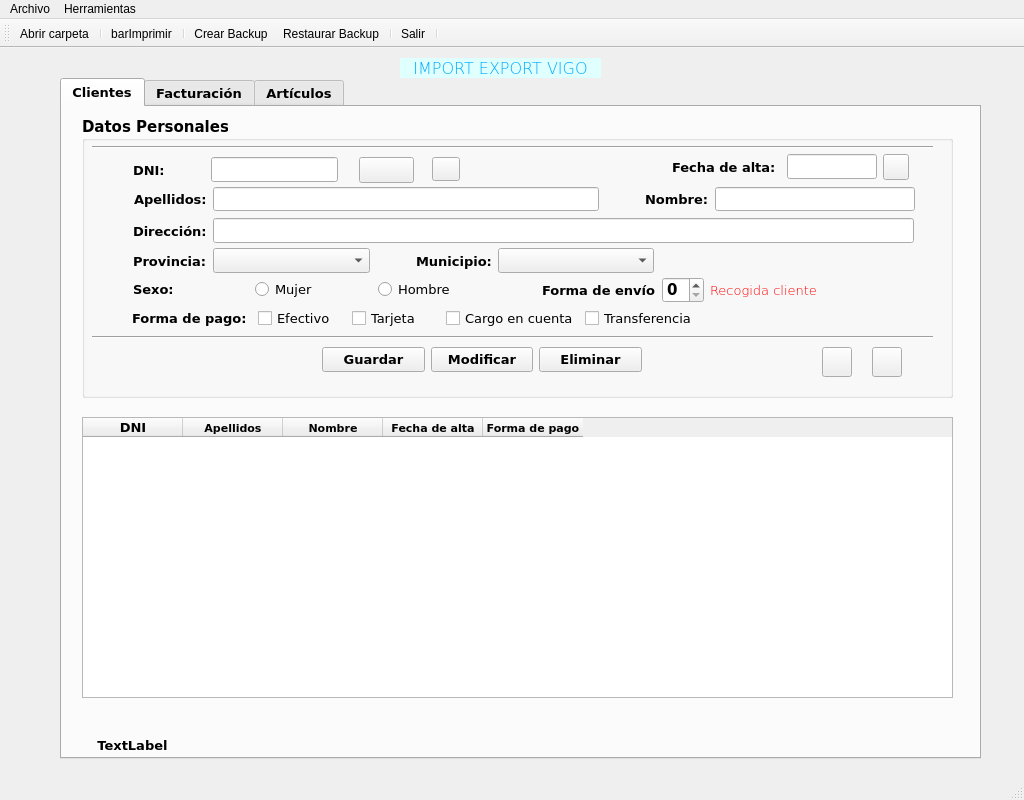
Before: the Qt Designer form window.ui in beafaro/farocarrera, drawn with Qt 5.
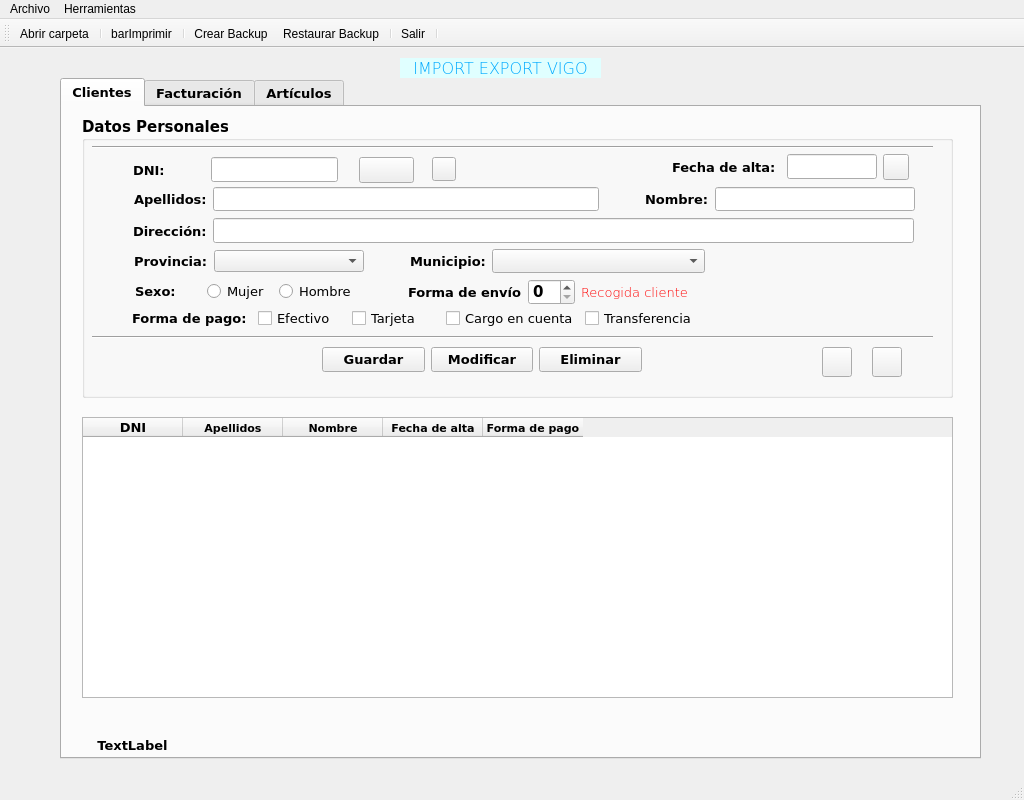
After: the same form once the commit is applied. Icons and pictures are not drawn.

Diff of the .ui file:
```diff
--- a/window.ui
+++ b/window.ui
@@ -161,106 +161,6 @@
         <enum>Qt::Horizontal</enum>
        </property>
       </widget>
-      <widget class="QWidget" name="layoutWidget">
-       <property name="geometry">
-        <rect>
-         <x>51</x>
-         <y>131</y>
-         <width>521</width>
-         <height>26</height>
-        </rect>
-       </property>
-       <layout class="QHBoxLayout" name="horizontalLayout_3">
-        <property name="sizeConstraint">
-         <enum>QLayout::SetNoConstraint</enum>
-        </property>
-        <item>
-         <widget class="QLabel" name="lblPro">
-          <property name="font">
-           <font>
-            <family>Verdana</family>
-            <pointsize>10</pointsize>
-            <weight>75</weight>
-            <bold>true</bold>
-            <stylestrategy>PreferDefault</stylestrategy>
-           </font>
-          </property>
-          <property name="text">
-           <string>Provincia:</string>
-          </property>
-         </widget>
-        </item>
-        <item>
-         <widget class="QComboBox" name="cmbProv">
-          <property name="sizePolicy">
-           <sizepolicy hsizetype="Expanding" vsizetype="Fixed">
-            <horstretch>0</horstretch>
-            <verstretch>0</verstretch>
-           </sizepolicy>
-          </property>
-          <property name="font">
-           <font>
-            <pointsize>10</pointsize>
-            <weight>50</weight>
-            <bold>false</bold>
-           </font>
-          </property>
-         </widget>
-        </item>
-        <item>
-         <spacer name="horizontalSpacer">
-          <property name="orientation">
-           <enum>Qt::Horizontal</enum>
-          </property>
-          <property name="sizeType">
-           <enum>QSizePolicy::Minimum</enum>
-          </property>
-          <property name="sizeHint" stdset="0">
-           <size>
-            <width>40</width>
-            <height>20</height>
-           </size>
-          </property>
-         </spacer>
-        </item>
-        <item>
-         <widget class="QLabel" name="lblMuni">
-          <property name="font">
-           <font>
-            <family>Verdana</family>
-            <pointsize>10</pointsize>
-            <weight>75</weight>
-            <bold>true</bold>
-            <stylestrategy>PreferDefault</stylestrategy>
-           </font>
-          </property>
-          <property name="text">
-           <string>Municipio:</string>
-          </property>
-         </widget>
-        </item>
-        <item>
-         <widget class="QComboBox" name="cmbMuni">
-          <property name="sizePolicy">
-           <sizepolicy hsizetype="Expanding" vsizetype="Fixed">
-            <horstretch>0</horstretch>
-            <verstretch>0</verstretch>
-           </sizepolicy>
-          </property>
-          <property name="font">
-           <font>
-            <pointsize>10</pointsize>
-            <weight>50</weight>
-            <bold>false</bold>
-           </font>
-          </property>
-          <property name="sizeAdjustPolicy">
-           <enum>QComboBox::AdjustToContentsOnFirstShow</enum>
-          </property>
-         </widget>
-        </item>
-       </layout>
-      </widget>
       <widget class="QWidget" name="layoutWidget">
        <property name="geometry">
         <rect>
@@ -725,19 +625,223 @@
         </item>
        </layout>
       </widget>
-      <widget class="QWidget" name="layoutWidget">
+      <widget class="QPushButton" name="btnBuscaClifac_2">
        <property name="geometry">
         <rect>
-         <x>51</x>
-         <y>161</y>
-         <width>361</width>
+         <x>350</x>
+         <y>40</y>
+         <width>24</width>
+         <height>24</height>
+        </rect>
+       </property>
+       <property name="minimumSize">
+        <size>
+         <width>24</width>
+         <height>24</height>
+        </size>
+       </property>
+       <property name="maximumSize">
+        <size>
+         <width>24</width>
+         <height>24</height>
+        </size>
+       </property>
+       <property name="text">
+        <string/>
+       </property>
+       <property name="icon">
+        <iconset resource="img/lupa.qrc">
+         <normaloff>:/newPrefix/buscar.jpg</normaloff>:/newPrefix/buscar.jpg</iconset>
+       </property>
+       <property name="iconSize">
+        <size>
+         <width>24</width>
+         <height>24</height>
+        </size>
+       </property>
+      </widget>
+      <widget class="QPushButton" name="btnReportCli">
+       <property name="geometry">
+        <rect>
+         <x>790</x>
+         <y>230</y>
+         <width>30</width>
+         <height>30</height>
+        </rect>
+       </property>
+       <property name="minimumSize">
+        <size>
+         <width>16</width>
+         <height>16</height>
+        </size>
+       </property>
+       <property name="text">
+        <string/>
+       </property>
+       <property name="icon">
+        <iconset resource="img/imprimir.qrc">
+         <normaloff>:/newPrefix/imprimir.png</normaloff>:/newPrefix/imprimir.png</iconset>
+       </property>
+       <property name="iconSize">
+        <size>
+         <width>30</width>
+         <height>30</height>
+        </size>
+       </property>
+      </widget>
+      <widget class="QPushButton" name="btnVisualizaCli">
+       <property name="geometry">
+        <rect>
+         <x>740</x>
+         <y>230</y>
+         <width>30</width>
+         <height>30</height>
+        </rect>
+       </property>
+       <property name="font">
+        <font>
+         <pointsize>10</pointsize>
+        </font>
+       </property>
+       <property name="text">
+        <string/>
+       </property>
+       <property name="icon">
+        <iconset resource="img/ver.qrc">
+         <normaloff>:/newPrefix/visualizar.png</normaloff>:/newPrefix/visualizar.png</iconset>
+       </property>
+       <property name="iconSize">
+        <size>
+         <width>30</width>
+         <height>30</height>
+        </size>
+       </property>
+      </widget>
+      <widget class="QWidget" name="">
+       <property name="geometry">
+        <rect>
+         <x>52</x>
+         <y>132</y>
+         <width>571</width>
+         <height>24</height>
+        </rect>
+       </property>
+       <layout class="QHBoxLayout" name="horizontalLayout_3">
+        <item>
+         <widget class="QLabel" name="lblPro">
+          <property name="font">
+           <font>
+            <family>Verdana</family>
+            <pointsize>10</pointsize>
+            <weight>75</weight>
+            <bold>true</bold>
+            <stylestrategy>PreferDefault</stylestrategy>
+           </font>
+          </property>
+          <property name="text">
+           <string>Provincia:</string>
+          </property>
+         </widget>
+        </item>
+        <item>
+         <widget class="QComboBox" name="cmbProv">
+          <property name="sizePolicy">
+           <sizepolicy hsizetype="Expanding" vsizetype="Fixed">
+            <horstretch>0</horstretch>
+            <verstretch>0</verstretch>
+           </sizepolicy>
+          </property>
+          <property name="minimumSize">
+           <size>
+            <width>120</width>
+            <height>22</height>
+           </size>
+          </property>
+          <property name="maximumSize">
+           <size>
+            <width>150</width>
+            <height>22</height>
+           </size>
+          </property>
+          <property name="font">
+           <font>
+            <pointsize>10</pointsize>
+            <weight>50</weight>
+            <bold>false</bold>
+           </font>
+          </property>
+         </widget>
+        </item>
+        <item>
+         <spacer name="horizontalSpacer">
+          <property name="orientation">
+           <enum>Qt::Horizontal</enum>
+          </property>
+          <property name="sizeType">
+           <enum>QSizePolicy::Minimum</enum>
+          </property>
+          <property name="sizeHint" stdset="0">
+           <size>
+            <width>40</width>
+            <height>20</height>
+           </size>
+          </property>
+         </spacer>
+        </item>
+        <item>
+         <widget class="QLabel" name="lblMuni">
+          <property name="font">
+           <font>
+            <family>Verdana</family>
+            <pointsize>10</pointsize>
+            <weight>75</weight>
+            <bold>true</bold>
+            <stylestrategy>PreferDefault</stylestrategy>
+           </font>
+          </property>
+          <property name="text">
+           <string>Municipio:</string>
+          </property>
+         </widget>
+        </item>
+        <item>
+         <widget class="QComboBox" name="cmbMuni">
+          <property name="sizePolicy">
+           <sizepolicy hsizetype="Expanding" vsizetype="Fixed">
+            <horstretch>0</horstretch>
+            <verstretch>0</verstretch>
+           </sizepolicy>
+          </property>
+          <property name="minimumSize">
+           <size>
+            <width>120</width>
+            <height>22</height>
+           </size>
+          </property>
+          <property name="font">
+           <font>
+            <pointsize>10</pointsize>
+            <weight>50</weight>
+            <bold>false</bold>
+           </font>
+          </property>
+          <property name="sizeAdjustPolicy">
+           <enum>QComboBox::AdjustToContents</enum>
+          </property>
+         </widget>
+        </item>
+       </layout>
+      </widget>
+      <widget class="QWidget" name="">
+       <property name="geometry">
+        <rect>
+         <x>53</x>
+         <y>163</y>
+         <width>221</width>
          <height>22</height>
         </rect>
        </property>
        <layout class="QHBoxLayout" name="horizontalLayout_4">
-        <property name="sizeConstraint">
-         <enum>QLayout::SetNoConstraint</enum>
-        </property>
         <item>
          <widget class="QLabel" name="lblSexo">
           <property name="font">
@@ -794,19 +898,32 @@
         </item>
        </layout>
       </widget>
-      <widget class="QWidget" name="layoutWidget">
+      <widget class="QWidget" name="">
        <property name="geometry">
         <rect>
-         <x>460</x>
-         <y>160</y>
-         <width>275</width>
+         <x>278</x>
+         <y>162</y>
+         <width>551</width>
          <height>26</height>
         </rect>
        </property>
        <layout class="QHBoxLayout" name="horizontalLayout_9">
-        <property name="sizeConstraint">
-         <enum>QLayout::SetNoConstraint</enum>
-        </property>
+        <item>
+         <spacer name="horizontalSpacer_5">
+          <property name="orientation">
+           <enum>Qt::Horizontal</enum>
+          </property>
+          <property name="sizeType">
+           <enum>QSizePolicy::Minimum</enum>
+          </property>
+          <property name="sizeHint" stdset="0">
+           <size>
+            <width>48</width>
+            <height>20</height>
+           </size>
+          </property>
+         </spacer>
+        </item>
         <item>
          <widget class="QLabel" name="lblFormaEnvio">
           <property name="font">
@@ -832,6 +949,18 @@
         </item>
         <item>
          <widget class="QLabel" name="lblEnvio">
+          <property name="minimumSize">
+           <size>
+            <width>330</width>
+            <height>16</height>
+           </size>
+          </property>
+          <property name="maximumSize">
+           <size>
+            <width>330</width>
+            <height>16</height>
+           </size>
+          </property>
           <property name="font">
            <font>
             <family>Verdana</family>
@@ -855,75 +984,6 @@
         </item>
        </layout>
       </widget>
-      <widget class="QPushButton" name="btnBuscaClifac_2">
-       <property name="geometry">
-        <rect>
-         <x>350</x>
-         <y>40</y>
-         <width>28</width>
-         <height>24</height>
-        </rect>
-       </property>
-       <property name="text">
-        <string/>
-       </property>
-       <property name="icon">
-        <iconset resource="img/lupa.qrc">
-         <normaloff>:/newPrefix/buscar.jpg</normaloff>:/newPrefix/buscar.jpg</iconset>
-       </property>
-      </widget>
-      <widget class="QPushButton" name="btnReportCli">
-       <property name="geometry">
-        <rect>
-         <x>790</x>
-         <y>230</y>
-         <width>30</width>
-         <height>30</height>
-        </rect>
-       </property>
-       <property name="minimumSize">
-        <size>
-         <width>16</width>
-         <height>16</height>
-        </size>
-       </property>
-       <property name="text">
-        <string/>
-       </property>
-       <property name="icon">
-        <iconset resource="img/imprimir.qrc">
-         <normaloff>:/newPrefix/imprimir.png</normaloff>:/newPrefix/imprimir.png</iconset>
-       </property>
-       <property name="iconSize">
-        <size>
-         <width>30</width>
-         <height>30</height>
-        </size>
-       </property>
-      </widget>
-      <widget class="QPushButton" name="btnVisualizaCli">
-       <property name="geometry">
-        <rect>
-         <x>740</x>
-         <y>230</y>
-         <width>30</width>
-         <height>30</height>
-        </rect>
-       </property>
-       <property name="text">
-        <string/>
-       </property>
-       <property name="icon">
-        <iconset resource="img/ver.qrc">
-         <normaloff>:/newPrefix/visualizar.png</normaloff>:/newPrefix/visualizar.png</iconset>
-       </property>
-       <property name="iconSize">
-        <size>
-         <width>30</width>
-         <height>30</height>
-        </size>
-       </property>
-      </widget>
      </widget>
      <widget class="QTableWidget" name="tabClientes">
       <property name="geometry">
```
Left out of the diff: 321 changed lines with no effect on the pictures.
